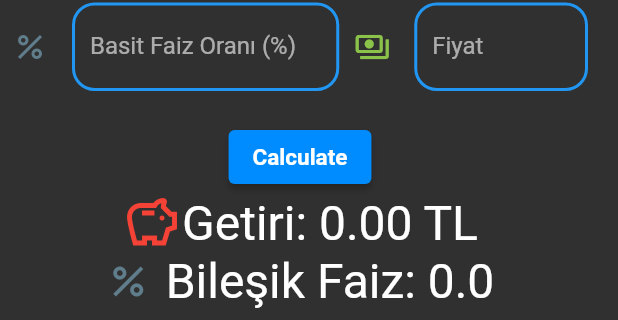
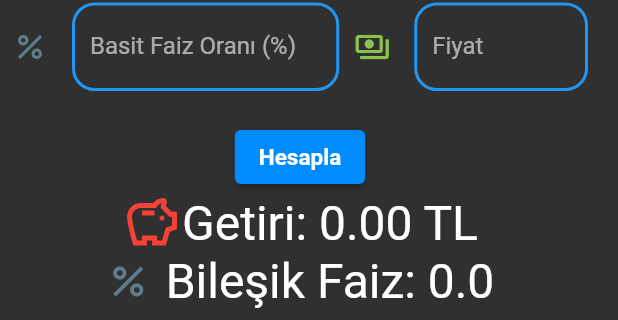
Before and after one commit to baydemirytu/SanalPortfoyYonetimSimulasyonu, a Flutter app: the TahvilVeBono widget shown alone on an empty page, opened directly, on a phone screen of 412 x 824 dp. Shown: the part 380-700 px from the top of the screen. Run offline on Flutter 3.47's test engine with Material 2 defaults, Android fonts, the light colour scheme and no system bars; our stand-ins replace animated_text_kit, cloud_firestore, confetti, email_validator, firebase_auth, firebase_core and 8 more; missing offline and left inert: crypto_font_icons; accounts and stored records are empty; network calls fail.

Commit message:
little fixes

```diff
--- a/lib/pages/calculation_pages/tahvil_ve_bono_hesaplama.dart
+++ b/lib/pages/calculation_pages/tahvil_ve_bono_hesaplama.dart
@@ -339,7 +339,7 @@ class _TahvilVeBonoState extends State<TahvilVeBono> {
                 }
               },
               child: const Text(
-                'Calculate',
+                'Hesapla',
                 style: TextStyle(
                     color: Colors.white,
                     fontWeight: FontWeight.bold,
--- a/lib/pages/portfolio_page.dart
+++ b/lib/pages/portfolio_page.dart
@@ -474,7 +474,10 @@ class _PortfolioScreenState extends State<PortfolioScreen> {
     return Padding(
       padding: const EdgeInsets.all(8.0),
       child: ExpansionTile(
-        leading: kriptoIcons[currencyCode],
+        leading: Column(
+          mainAxisAlignment: MainAxisAlignment.center,
+          children: [kriptoIcons[currencyCode]!],
+        ),
         title: Text(currencyCode, style: const TextStyle(color: Colors.white)),
         subtitle:
             Text(currencyName!, style: const TextStyle(color: Colors.white)),
```
